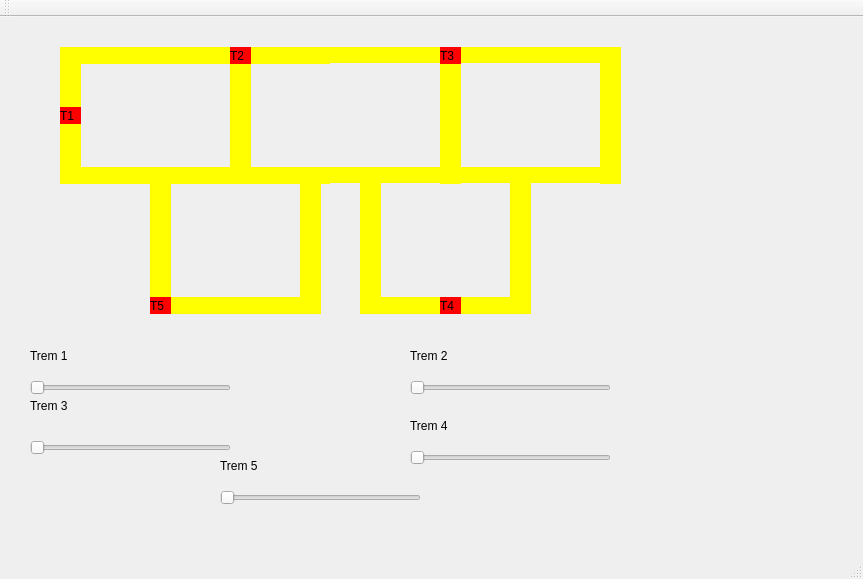
andrefsilveira1/Sistemas-Operacionais-Trens, file Código QT5 Ubuntu - Trem/mainwindow.ui: the form before one commit.
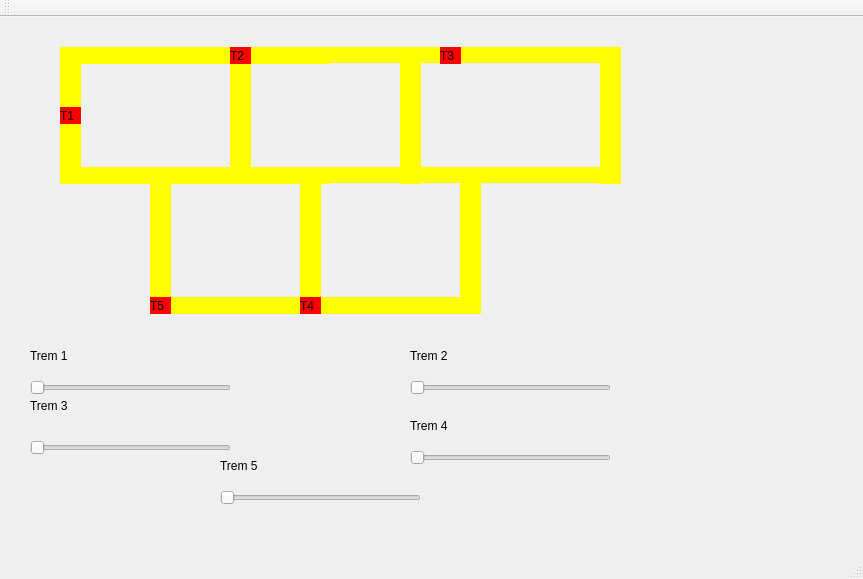
The form after the commit.

The edit to the form file:
```diff
--- a/Código QT5 Ubuntu - Trem/mainwindow.ui
+++ b/Código QT5 Ubuntu - Trem/mainwindow.ui
@@ -65,7 +65,7 @@
    <widget class="QLabel" name="label_trilho3">
     <property name="geometry">
      <rect>
-      <x>440</x>
+      <x>400</x>
       <y>30</y>
       <width>21</width>
       <height>137</height>
@@ -307,7 +307,7 @@
    <widget class="QLabel" name="label_trem4">
     <property name="geometry">
      <rect>
-      <x>440</x>
+      <x>300</x>
       <y>280</y>
       <width>21</width>
       <height>17</height>
@@ -406,23 +406,7 @@
    <widget class="QLabel" name="label_trilho3_5">
     <property name="geometry">
      <rect>
-      <x>510</x>
-      <y>160</y>
-      <width>21</width>
-      <height>137</height>
-     </rect>
-    </property>
-    <property name="styleSheet">
-     <string notr="true">QLabel { background: yellow}</string>
-    </property>
-    <property name="text">
-     <string/>
-    </property>
-   </widget>
-   <widget class="QLabel" name="label_trilho3_6">
-    <property name="geometry">
-     <rect>
-      <x>360</x>
+      <x>460</x>
       <y>160</y>
       <width>21</width>
       <height>137</height>
@@ -438,7 +422,7 @@
    <widget class="QLabel" name="label_trilho2_4">
     <property name="geometry">
      <rect>
-      <x>370</x>
+      <x>320</x>
       <y>280</y>
       <width>161</width>
       <height>17</height>
```
Left out of the diff: 1 changed line with no effect on the pictures.
